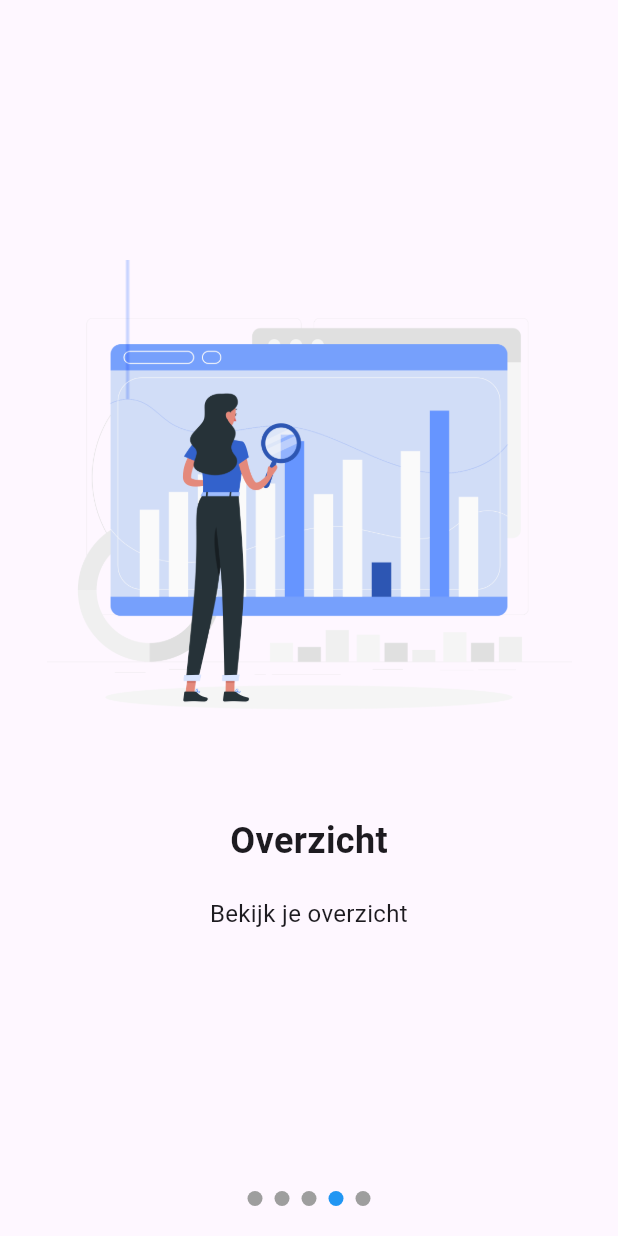
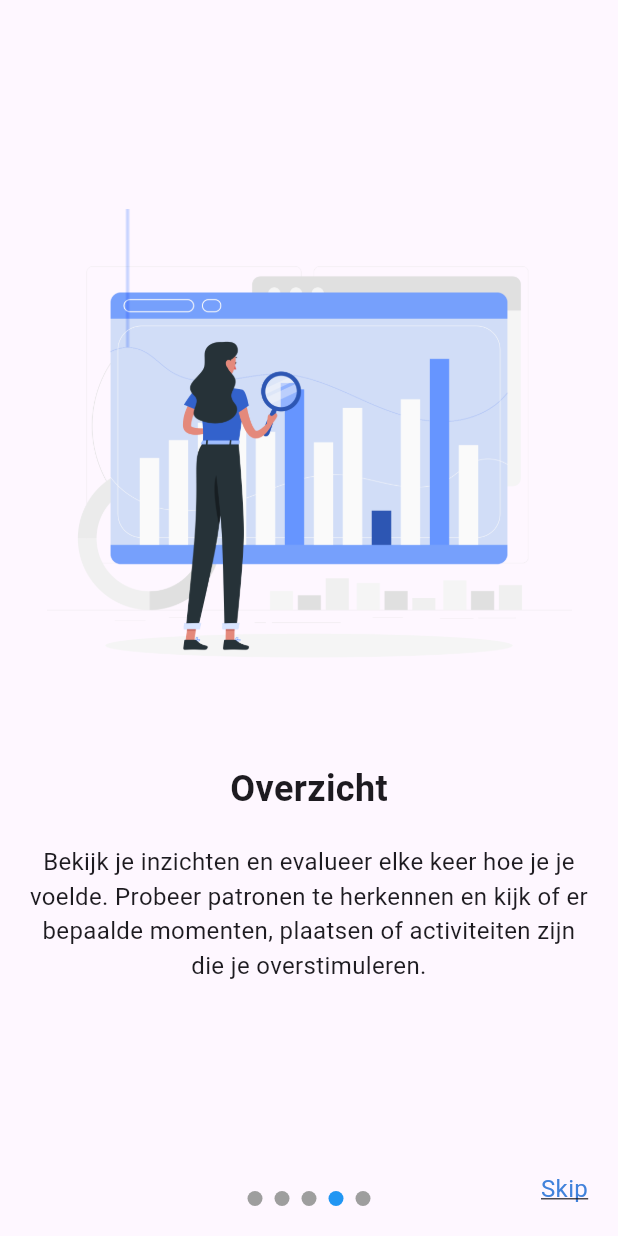
Before and after one commit to brentvanmalsen/industry-project, a Flutter app: the screen it shows after launch, swiped to page 4, on a phone screen of 412 x 824 dp. Run offline on Flutter 3.47's test engine with Material 3 defaults, Android fonts, the phone set to English and light mode, and no system bars; drawn by our look-alikes of smooth_page_indicator.

Commit message:
skip knop toegevoegd die meteen gaat naar home

```diff
--- a/lib/main.dart
+++ b/lib/main.dart
@@ -27,7 +27,9 @@ class _InfoScreenState extends State<InfoScreen> {
   @override
   Widget build(BuildContext context) {
     return Scaffold(
-      body: Column(
+      body: Stack(
+        children: [
+          Column(
             children: [
               Expanded(
                 child: PageView(
@@ -37,13 +39,13 @@ class _InfoScreenState extends State<InfoScreen> {
                       context,
                       'assets/logo.png',
                       'Welkom bij PeacePath',
-                  'Hier krijg je een korte intrductie over de app.',
+                      'De app om je overstimulatie te monitoren en inzichten te geven.',
                     ),
                     _buildPage(
                       context,
                       'assets/begin.png',
-                  'Features',
-                  'ALs je last hebt van overstimulatie laat dit weten door op de grote knop te drukken op de home pagina.',
+                      'Communiceer',
+                      'Als je last hebt van overstimulatie laat dit weten door op de grote knop te drukken op de home pagina.',
                     ),
                     _buildPage(
                       context,
@@ -55,11 +57,11 @@ class _InfoScreenState extends State<InfoScreen> {
                       context,
                       'assets/grafiek.png',
                       'Overzicht',
-                  'Bekijk je overzicht',
+                      'Bekijk je inzichten en evalueer elke keer hoe je je voelde. Probeer patronen te herkennen en kijk of er bepaalde momenten, plaatsen of activiteiten zijn die je overstimuleren.',
                     ),
                     _buildPage(
                       context,
-                  'assets/grafiek.png',
+                      'assets/starten.png',
                       'Get Started',
                       'Let\'s get started!',
                       showButton: true,
@@ -79,6 +81,28 @@ class _InfoScreenState extends State<InfoScreen> {
               SizedBox(height: 20),
             ],
           ),
+          Positioned(
+            bottom: 20,
+            right: 20,
+            child: GestureDetector(
+              onTap: () {
+                Navigator.pushReplacement(
+                  context,
+                  MaterialPageRoute(builder: (context) => HomeScreen()),
+                );
+              },
+              child: Text(
+                'Skip',
+                style: TextStyle(
+                  decoration: TextDecoration.underline,
+                  fontSize: 16,
+                  color: Color(0xFF4182DB),
+                ),
+              ),
+            ),
+          ),
+        ],
+      ),
     );
   }
 
@@ -89,7 +113,7 @@ class _InfoScreenState extends State<InfoScreen> {
       mainAxisAlignment: MainAxisAlignment.center,
       children: <Widget>[
         Image.asset(
-          imagePath, // Make sure to add your images to the assets folder
+          imagePath,
           width: 350,
           height: 350,
         ),
@@ -109,7 +133,22 @@ class _InfoScreenState extends State<InfoScreen> {
         ),
         if (showButton) SizedBox(height: 20),
         if (showButton)
-          ElevatedButton(
+          SizedBox(
+            width: 325, // Make the button wider
+            height: 50, // Make the button taller
+            child: ElevatedButton(
+              style: ElevatedButton.styleFrom(
+                backgroundColor: Color(0xFF4182DB), // Background color
+                foregroundColor: Colors.white, // Text color
+                textStyle: TextStyle(
+                  fontSize: 18,
+                  fontWeight: FontWeight.bold, // Make the text bold
+                ),
+                shape: RoundedRectangleBorder(
+                  borderRadius:
+                      BorderRadius.circular(10), // Border radius of 10
+                ),
+              ),
               onPressed: () {
                 Navigator.pushReplacement(
                   context,
@@ -117,6 +156,7 @@ class _InfoScreenState extends State<InfoScreen> {
                 );
               },
               child: Text('Get Started'),
+            ),
           ),
       ],
     );
--- a/pubspec.yaml
+++ b/pubspec.yaml
@@ -24,3 +24,4 @@ flutter:
     - assets/grafiek.png
     - assets/invullen.png
     - assets/begin.png
+    - assets/starten.png
```
Also changed, not shown: assets/starten.png (added). Lines whose indentation alone changed are shown as unchanged.
